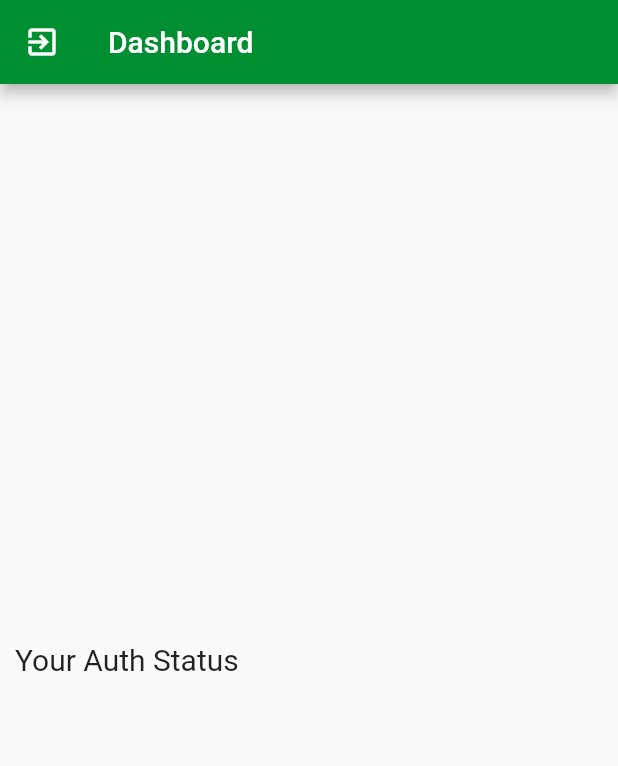
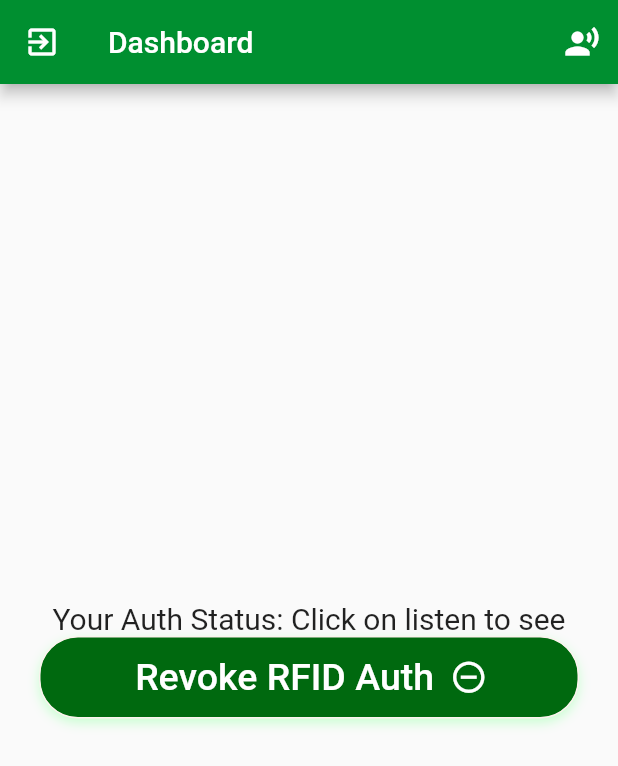
Before and after one commit to cyber-venom003/home_automation_flutter, a Flutter app: the SwitchDashBoard screen opened by its route, on a phone screen of 412 x 824 dp. Shown: the top 766 px of the screen. Run offline on Flutter 3.47's test engine with Material 2 defaults, Android fonts, the phone set to English and light mode, and no system bars; our stand-ins replace firebase_auth, firebase_database; accounts and stored records are empty; Roboto replaces fonts that are missing (Segoe UI).

Commit message:
Auth Status listening functionality added.

```diff
--- a/lib/screens/dashboard.dart
+++ b/lib/screens/dashboard.dart
@@ -12,9 +12,6 @@ class _SwitchDashBoardState extends State<SwitchDashBoard> {
   bool userAuth;
   @override
   Widget build(BuildContext context) {
-//    userRef.once().then((DataSnapshot snapShot) {
-//      userAuth = snapShot.value['isAuthenticated'];
-//    });
     return SafeArea(
         child: Scaffold(
             appBar: AppBar(
@@ -27,6 +24,20 @@ class _SwitchDashBoardState extends State<SwitchDashBoard> {
                     Navigator.pop(context);
                   }
               ),
+              actions: <Widget>[
+                IconButton(
+                    icon: Icon(Icons.record_voice_over),
+                    onPressed: () {
+                      userRef.child('isAuthenticated').onValue.listen((event) {
+                        var snapshot = event.snapshot;
+                        setState(() {
+                          userAuth = snapshot.value;
+                        });
+                      });
+                      print(userAuth);
+                    }
+                )
+              ],
             ),
             body: Padding(
               padding: EdgeInsets.symmetric(vertical: 10 , horizontal: 10),
@@ -35,47 +46,49 @@ class _SwitchDashBoardState extends State<SwitchDashBoard> {
                 crossAxisAlignment: CrossAxisAlignment.center,
                 children: <Widget>[
                   Text(
-                    'Your Auth Status',
+                      'Your Auth Status: ${userAuth == null ? 'Click on listen to see' : userAuth }',
                       style: TextStyle(
                         fontSize: 20,
                       )
                   ),
-//                FlatButton(
-//                  onPressed: null,
-//                  child: Container(
-//                    width: 300,
-//                    height: 55,
-//                    decoration: BoxDecoration(
-//                      borderRadius: BorderRadius.circular(26.0),
-//                      color: const Color(0xff00690f),
-//                      border:
-//                      Border.all(width: 1.0, color: const Color(0xfffcf3ee)),
-//                      boxShadow: [
-//                        BoxShadow(
-//                          color: const Color(0xe6c4ffcd),
-//                          offset: Offset(0, 3),
-//                          blurRadius: 6,
-//                        ),
-//                      ],
-//                    ),
-//                    child: Row(
-//                      mainAxisAlignment: MainAxisAlignment.center,
-//                      children: <Widget>[
-//                        new Text(
-//                          'Revoke Auth Status',
-//                          textAlign: TextAlign.center,
-//                          style: TextStyle(
-//                            fontFamily: "Segoe UI",
-//                            fontSize: 25,
-//                            color:Color(0xffffffff),
-//                          ),
-//                        ),
-//                        SizedBox(width: 7.5),
-//                        Icon(Icons.remove_circle_outline , size: 25 , color: Color(0xffffffff)),
-//                      ],
-//                    ),
-//                  ),
-//                ),
+                FlatButton(
+                  onPressed: () {
+                    userRef.child('isAuthenticated').set(false);
+                  },
+                  child: Container(
+                    width: double.infinity,
+                    height: 55,
+                    decoration: BoxDecoration(
+                      borderRadius: BorderRadius.circular(26.0),
+                      color: const Color(0xff00690f),
+                      border:
+                      Border.all(width: 1.0, color: const Color(0xfffcf3ee)),
+                      boxShadow: [
+                        BoxShadow(
+                          color: const Color(0xe6c4ffcd),
+                          offset: Offset(0, 3),
+                          blurRadius: 6,
+                        ),
+                      ],
+                    ),
+                    child: Row(
+                      mainAxisAlignment: MainAxisAlignment.center,
+                      children: <Widget>[
+                        new Text(
+                          'Revoke RFID Auth ',
+                          textAlign: TextAlign.center,
+                          style: TextStyle(
+                            fontFamily: "Segoe UI",
+                            fontSize: 25,
+                            color:Color(0xffffffff),
+                          ),
+                        ),
+                        SizedBox(width: 7.5),
+                        Icon(Icons.remove_circle_outline , size: 25 , color: Color(0xffffffff)),
+                      ],
+                    ),
+                  ),
+                ),
                 ],
               ),
             )
```
Lines whose indentation alone changed are shown as unchanged.
